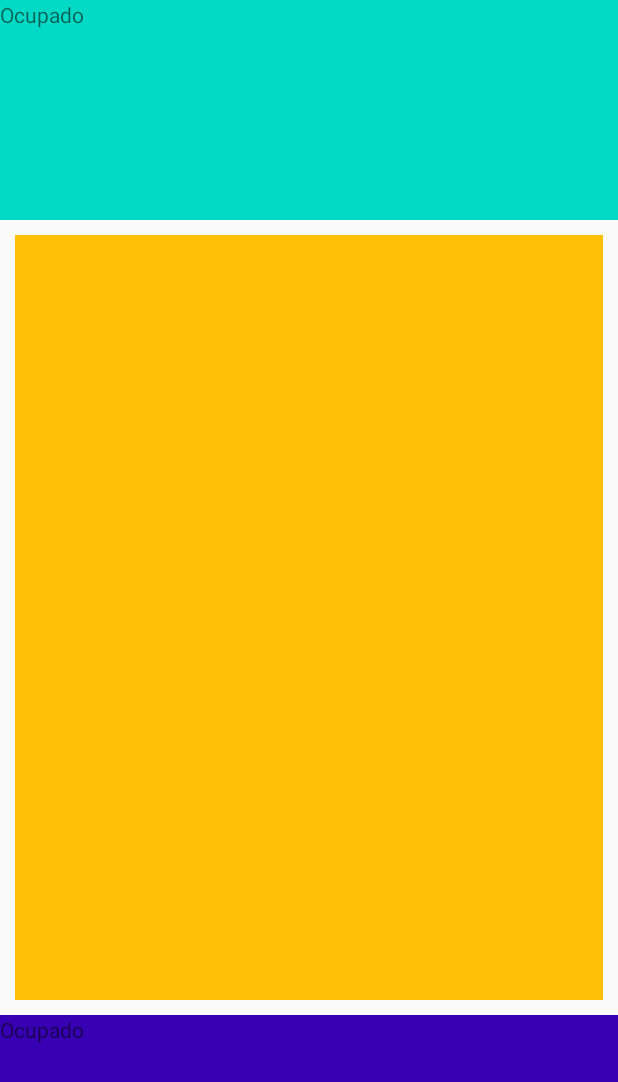
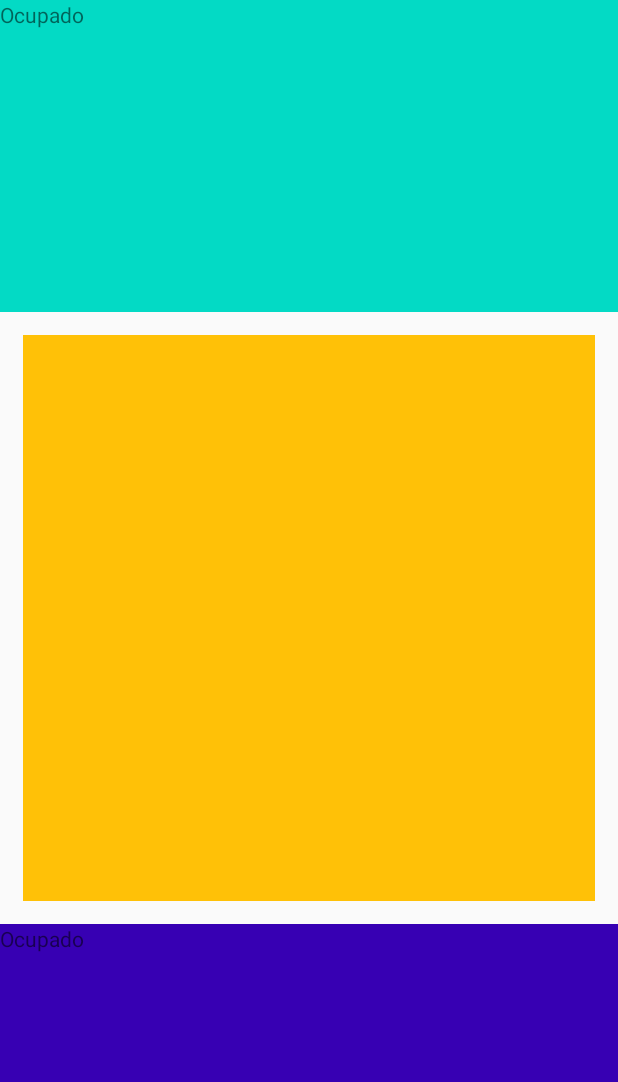
Before and after one commit to sly-felipa/Application2048, an Android app: the layout activity_main.xml on its own in the app's theme, with its tools: preview values and no code run, on a phone screen of 412 x 824 dp. Shown: the top 1082 px of the screen. Run offline under Robolectric (Android 15) with nearby library versions, the phone set to English and light mode, and no system bars.

Commit message:
formato visual

```diff
--- a/app/src/main/res/layout/activity_main.xml
+++ b/app/src/main/res/layout/activity_main.xml
@@ -18,13 +18,13 @@
         android:id="@+id/gridLayout"
         android:layout_width="match_parent"
         android:layout_height="wrap_content"
+        android:gravity="center"
         android:layout_gravity="center"
-        android:gravity="center"
-        android:layout_margin="10dp"
-        android:layout_weight="2"
+        android:layout_margin="15dp"
+        android:layout_weight="1"
         android:columnCount="4"
+        android:rowCount="4"
         android:orientation="vertical"
-        android:rowCount="4"
         android:background="@color/colorYellow">
     </GridLayout>
 
```
Also changed, not shown: app/src/main/java/com/example/application2048/MainActivity.java (+13 -35 lines).
